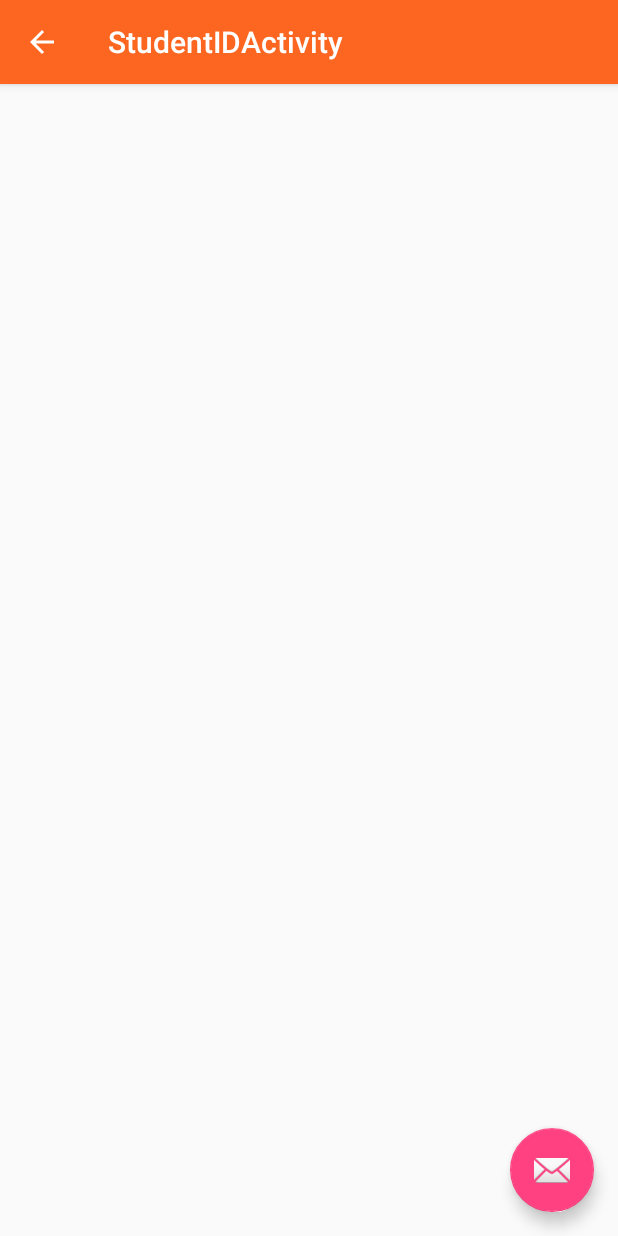
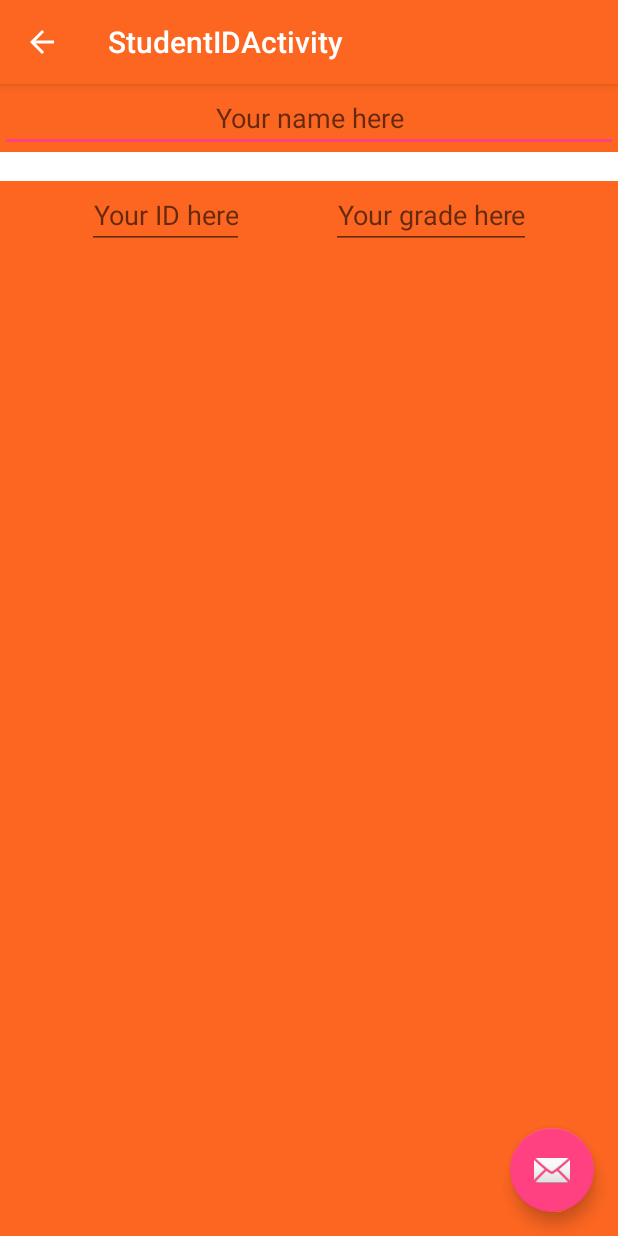
Before and after one commit to shomilj/LGHS-Android, an Android app: the StudentIDActivity screen opened directly, with no data from a screen before it, on a phone screen of 412 x 824 dp. Run offline under Robolectric (Android 15) with nearby library versions, the light colour scheme and no system bars.

Commit message:
some basic changes to student id
complete with the true download and parse methods

```diff
--- a/app/src/main/res/layout/content_student_id.xml
+++ b/app/src/main/res/layout/content_student_id.xml
@@ -4,8 +4,75 @@
     xmlns:tools="http://schemas.android.com/tools"
     android:layout_width="match_parent"
     android:layout_height="match_parent"
+    android:background="@color/colorPrimary"
     app:layout_behavior="@string/appbar_scrolling_view_behavior"
     tools:context="com.sjf.lgcats.StudentIDActivity"
-    tools:showIn="@layout/activity_student_id">
+    tools:showIn="@layout/activity_student_id"
+    >
 
+    <ScrollView
+        android:layout_width="0dp"
+        android:layout_height="0dp"
+        app:layout_constraintBottom_toBottomOf="parent"
+        app:layout_constraintLeft_toLeftOf="parent"
+        app:layout_constraintRight_toRightOf="parent"
+        app:layout_constraintTop_toTopOf="parent"
+        app:layout_constraintVertical_bias="0.0">
+
+        <android.support.constraint.ConstraintLayout
+            android:layout_width="match_parent"
+            android:layout_height="wrap_content"
+            android:orientation="vertical">
+
+            <EditText
+                android:id="@+id/StudentIDname"
+                android:layout_height="wrap_content"
+                android:layout_width="0dp"
+                android:hint="@string/your_name_here"
+                android:textAlignment="center"
+                android:gravity="center"
+                app:layout_constraintTop_toTopOf="parent"
+                app:layout_constraintLeft_toLeftOf="parent"
+                app:layout_constraintRight_toRightOf="parent"
+                app:layout_constraintBottom_toTopOf="@+id/StudentIDbarcode"/>
+
+            <TextView
+                android:id="@+id/StudentIDbarcode"
+                android:layout_height="wrap_content"
+                android:layout_width="0dp"
+                android:textAlignment="center"
+                android:gravity="center"
+                android:background="@color/white"
+                app:layout_constraintTop_toBottomOf="@+id/StudentIDname"
+                app:layout_constraintLeft_toLeftOf="parent"
+                app:layout_constraintRight_toRightOf="parent"/>
+
+            <EditText
+                android:id="@+id/StudentIDnumber"
+                android:layout_height="wrap_content"
+                android:layout_width="wrap_content"
+                android:hint="@string/your_ID_here"
+                android:textAlignment="center"
+                android:gravity="center"
+                android:inputType="number"
+                app:layout_constraintTop_toBottomOf="@+id/StudentIDbarcode"
+                app:layout_constraintLeft_toLeftOf="parent"
+                app:layout_constraintRight_toLeftOf="@+id/StudentIDgrade"/>
+
+            <EditText
+                android:id="@+id/StudentIDgrade"
+                android:layout_height="wrap_content"
+                android:layout_width="wrap_content"
+                android:hint="@string/your_grade_here"
+                android:textAlignment="center"
+                android:gravity="center"
+                android:inputType="number"
+                app:layout_constraintTop_toBottomOf="@+id/StudentIDbarcode"
+                app:layout_constraintLeft_toRightOf="@+id/StudentIDnumber"
+                app:layout_constraintRight_toRightOf="parent"
+                app:layout_constraintBaseline_toBaselineOf="@+id/StudentIDnumber"/>
+
+        </android.support.constraint.ConstraintLayout>
+
+    </ScrollView>
 </android.support.constraint.ConstraintLayout>
--- a/app/src/main/res/values/colors.xml
+++ b/app/src/main/res/values/colors.xml
@@ -2,6 +2,7 @@
 <resources>
     <color name="colorPrimary">#FC6621</color>
     <color name="black">#000000</color>
+    <color name="white">#FFFFFF</color>
     <color name="colorAccent">#FF4081</color>
     <color name="colorPrimaryDark">#B04717</color>
 </resources>
--- a/app/src/main/res/values/strings.xml
+++ b/app/src/main/res/values/strings.xml
@@ -141,5 +141,8 @@
     <string name="golgcats">#golgcats</string>
     <string name="title_activity_web_view">WebViewActivity</string>
     <string name="LGCATSlinks">https://docs.google.com/spreadsheets/d/1SLgWueqyOlvqEvW5ZVi4-nrUzpJAYlikSDlnssoXKGc/export?format=tsv</string>
+    <string name="your_name_here">Your name here</string>
+    <string name="your_ID_here">Your ID here</string>
+    <string name="your_grade_here">Your grade here</string>
 
 </resources>
```
Also changed, not shown: app/src/main/java/com/sjf/lgcats/LoadingActivity.java (+0 -31 lines).
